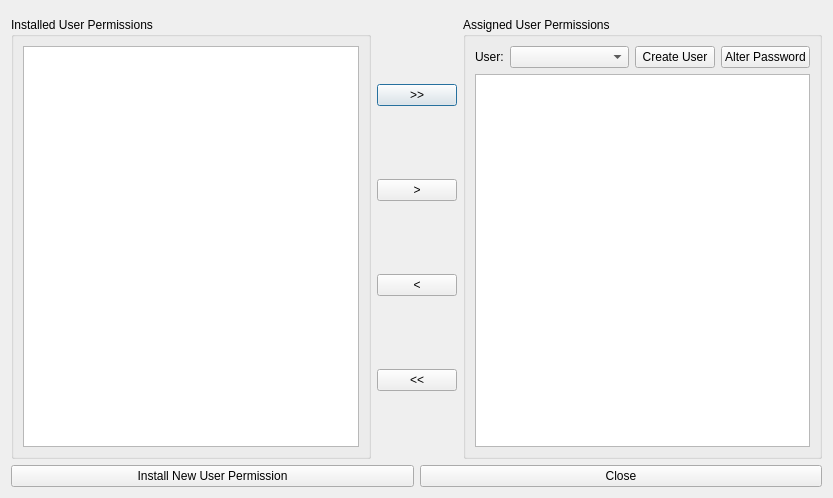
First picture: the form in UserTools/user_profiles.ui, repository dsgoficial/DsgTools, before the edit.
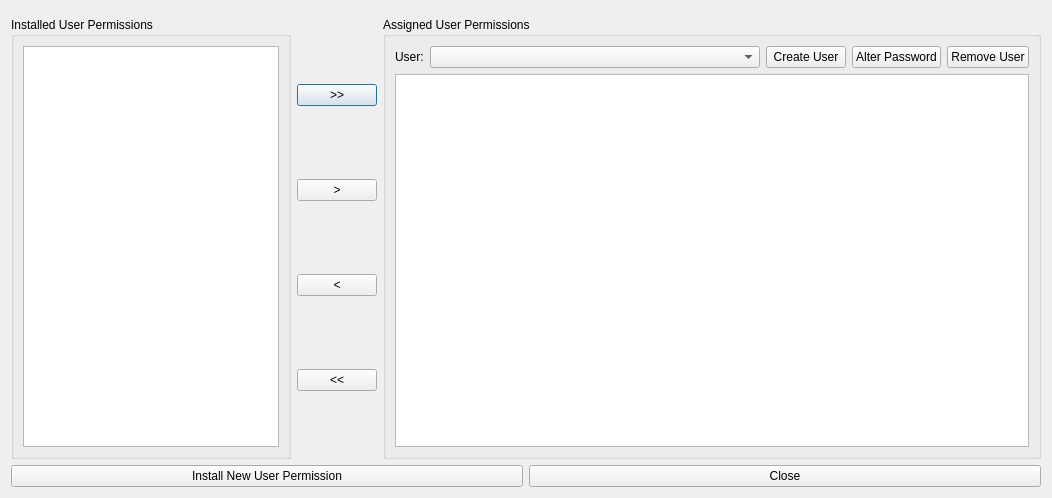
Second picture: the form after the edit. Custom widgets are drawn as their Qt base class.

Commit message: remove user working

```diff
--- a/UserTools/user_profiles.ui
+++ b/UserTools/user_profiles.ui
@@ -6,7 +6,7 @@
    <rect>
     <x>0</x>
     <y>0</y>
-    <width>833</width>
+    <width>1052</width>
     <height>498</height>
    </rect>
   </property>
@@ -26,7 +26,14 @@
        </property>
        <layout class="QGridLayout" name="gridLayout_2">
         <item row="0" column="0">
-         <widget class="QListWidget" name="installedProfiles"/>
+         <widget class="QListWidget" name="installedProfiles">
+          <property name="sizePolicy">
+           <sizepolicy hsizetype="Maximum" vsizetype="Expanding">
+            <horstretch>0</horstretch>
+            <verstretch>0</verstretch>
+           </sizepolicy>
+          </property>
+         </widget>
         </item>
        </layout>
       </widget>
@@ -102,6 +109,13 @@
             </property>
            </widget>
           </item>
+          <item>
+           <widget class="QPushButton" name="removeUserButton">
+            <property name="text">
+             <string>Remove User</string>
+            </property>
+           </widget>
+          </item>
          </layout>
         </item>
         <item row="1" column="0">
```
The commit also changes 5 other files.
